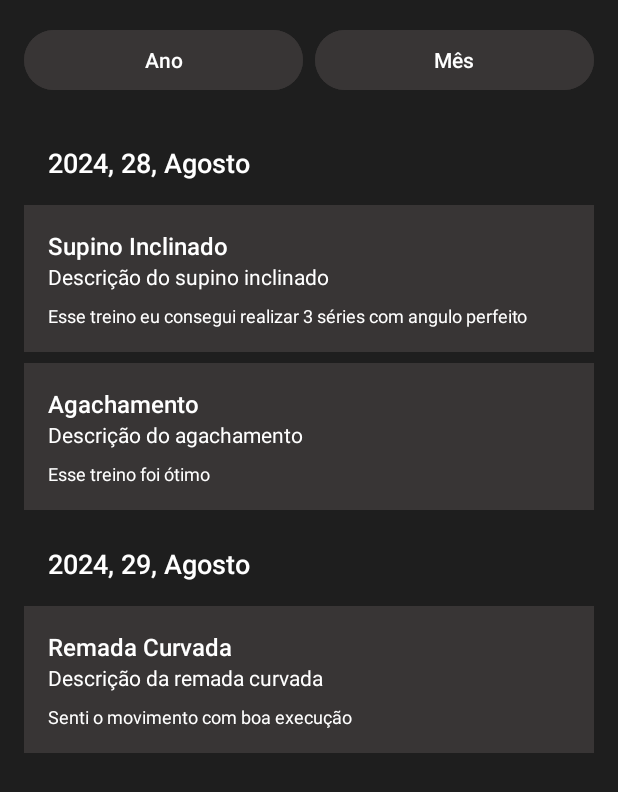
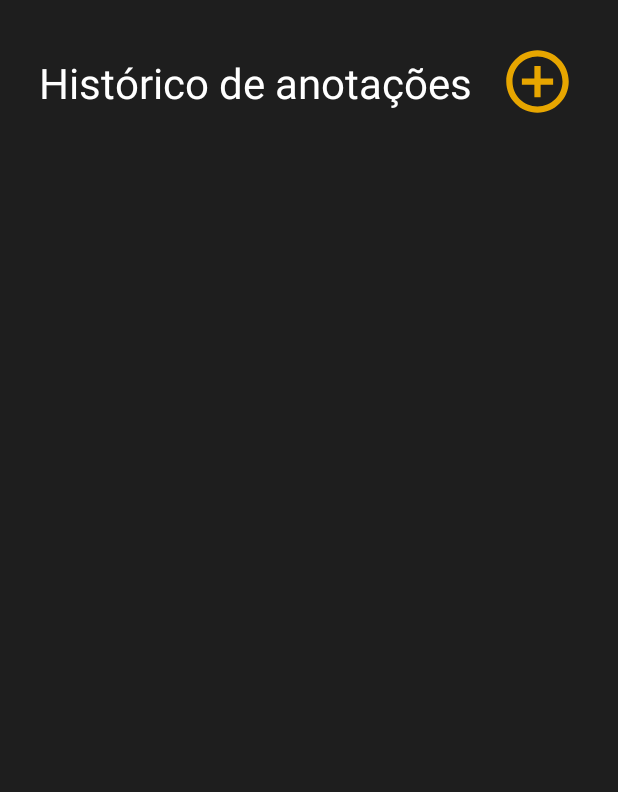
Before and after one commit to GustavinRA/Telas, an Android app: the ActivityHistoricoTreino screen opened directly, with no data from a screen before it, on a phone screen of 412 x 824 dp. Shown: the top 792 px of the screen. Run offline under Robolectric (Android 15) with nearby library versions, the phone set to English and light mode, and no system bars; Roboto replaces fonts that are not available here.

Commit message:
Adicionado calendario e anotações de treino.

```diff
--- a/app/src/main/java/com/example/telas/ActivityHistoricoTreino.java
+++ /dev/null
@@ -1,122 +0,0 @@
-package com.example.telas;
-
-import android.os.Bundle;
-import android.widget.Button;
-import android.widget.TextView;
-import androidx.appcompat.app.AlertDialog;
-import androidx.appcompat.app.AppCompatActivity;
-import androidx.recyclerview.widget.LinearLayoutManager;
-import androidx.recyclerview.widget.RecyclerView;
-
-import java.util.ArrayList;
-import java.util.Calendar;
-import java.util.List;
-
-public class ActivityHistoricoTreino extends AppCompatActivity {
-
-    private Button buttonAno, buttonMes;
-    private RecyclerView recyclerViewHistorico;
-    private HistoricoAdapter historicoAdapter;
-    private int anoSelecionado = 2024;
-    private int mesSelecionado = 8; // Agosto
-    private List<HistoricoTreino> listaTreinos = new ArrayList<>();
-
-    @Override
-    protected void onCreate(Bundle savedInstanceState) {
-        super.onCreate(savedInstanceState);
-        setContentView(R.layout.activity_historico_treino);
-
-        buttonAno = findViewById(R.id.buttonAno);
-        buttonMes = findViewById(R.id.buttonMes);
-        recyclerViewHistorico = findViewById(R.id.recyclerViewHistorico);
-
-        recyclerViewHistorico.setLayoutManager(new LinearLayoutManager(this));
-        historicoAdapter = new HistoricoAdapter(new ArrayList<>());
-        recyclerViewHistorico.setAdapter(historicoAdapter);
-
-        carregarDadosMock();
-        configurarFiltros();
-    }
-
-    private void configurarFiltros() {
-        // Filtro de Ano
-        buttonAno.setOnClickListener(v -> {
-            List<Integer> anos = getAnos();
-            String[] anosArray = new String[anos.size()];
-            for (int i = 0; i < anos.size(); i++) {
-                anosArray[i] = String.valueOf(anos.get(i));
-            }
-
-            AlertDialog.Builder builder = new AlertDialog.Builder(this);
-            builder.setTitle("Selecione o Ano")
-                    .setItems(anosArray, (dialog, which) -> {
-                        anoSelecionado = anos.get(which);
-                        buttonAno.setText(String.valueOf(anoSelecionado));
-                        atualizarListaFiltrada();
-                    })
-                    .show();
-        });
-
-        // Filtro de Mês
-        buttonMes.setOnClickListener(v -> {
-            String[] meses = {"Janeiro", "Fevereiro", "Março", "Abril", "Maio", "Junho", "Julho", "Agosto", "Setembro", "Outubro", "Novembro", "Dezembro"};
-
-            AlertDialog.Builder builder = new AlertDialog.Builder(this);
-            builder.setTitle("Selecione o Mês")
-                    .setItems(meses, (dialog, which) -> {
-                        mesSelecionado = which + 1; // Ajustando o mês, pois a lista começa em 0
-                        buttonMes.setText(meses[which]);
-                        atualizarListaFiltrada();
-                    })
-                    .show();
-        });
-    }
-
-    private List<Integer> getAnos() {
-        List<Integer> anos = new ArrayList<>();
-        int anoAtual = Calendar.getInstance().get(Calendar.YEAR);
-        int anoInicial = 2023;
-
-        for (int ano = anoInicial; ano <= anoAtual; ano++) {
-            anos.add(ano);
-        }
-        return anos;
-    }
-
-    private void atualizarListaFiltrada() {
-        // Filtrando a lista de treinos pela data selecionada (ano e mês)
-        List<Object> listaComHeaders = new ArrayList<>();
-        String dataAtual = "";
-
-        for (HistoricoTreino treino : listaTreinos) {
-            // Filtra apenas os treinos que correspondem ao ano e mês selecionados
-            if (treino.getAno() == anoSelecionado && treino.getMes() == mesSelecionado) {
-                String dataTreino = treino.getAno() + ", " + treino.getDia() + ", " + getNomeMes(treino.getMes());
-                if (!dataTreino.equals(dataAtual)) {
-                    listaComHeaders.add(dataTreino); // Adiciona o cabeçalho de data
-                    dataAtual = dataTreino;
-                }
-                listaComHeaders.add(treino); // Adiciona o treino para aquele dia
-            }
-        }
-
-        historicoAdapter.updateList(listaComHeaders);
-    }
-
-    // Método para converter mês em nome
-    private String getNomeMes(int mes) {
-        String[] meses = {"Janeiro", "Fevereiro", "Março", "Abril", "Maio", "Junho", "Julho", "Agosto", "Setembro", "Outubro", "Novembro", "Dezembro"};
-        return meses[mes - 1];
-    }
-
-    private void carregarDadosMock() {
-        // Dados mock de treinos
-        listaTreinos.add(new HistoricoTreino("Supino Inclinado", "Descrição do supino inclinado", "Esse treino eu consegui realizar 3 séries com angulo perfeito", 2024, 8, 28));
-        listaTreinos.add(new HistoricoTreino("Agachamento", "Descrição do agachamento", "Esse treino foi ótimo", 2024, 8, 28));
-        listaTreinos.add(new HistoricoTreino("Remada Curvada", "Descrição da remada curvada", "Senti o movimento com boa execução", 2024, 8, 29));
-        listaTreinos.add(new HistoricoTreino("Cadeira Extensora", "Descrição da cadeira extensora", "Treino para as pernas", 2024, 7, 15));
-
-        // Exibe todos os treinos inicialmente
-        atualizarListaFiltrada();
-    }
-}
--- /dev/null
+++ b/app/src/main/java/com/example/telas/historicoTreino/ActivityHistoricoTreino.java
@@ -0,0 +1,59 @@
+package com.example.telas.historicoTreino;
+
+import android.content.Intent;
+import android.os.Bundle;
+import android.view.View;
+import android.widget.ImageButton;
+
+import androidx.recyclerview.widget.LinearLayoutManager;
+import androidx.recyclerview.widget.RecyclerView;
+import androidx.appcompat.app.AppCompatActivity;
+
+import com.example.telas.ActivityTelaPrincipal;
+import com.example.telas.R;
+import com.example.telas.recyclerviewPesquisa.ActivityPesquisa;
+
+import java.util.ArrayList;
+import java.util.List;
+
+public class ActivityHistoricoTreino extends AppCompatActivity {
+
+    private RecyclerView recyclerViewHistorico;
+    private HistoricoAdapter historicoAdapter;
+
+    @Override
+    protected void onCreate(Bundle savedInstanceState) {
+        super.onCreate(savedInstanceState);
+        setContentView(R.layout.activity_historico_treino);
+
+
+        ImageButton botaoAnotacao = findViewById(R.id.btn_addAnotacao);
+        botaoAnotacao.setOnClickListener(new View.OnClickListener() {
+            @Override
+            public void onClick(View v) {
+                Intent intent = new Intent(ActivityHistoricoTreino.this, CriacaoRegistroTreino.class);
+                startActivity(intent);
+            }
+        });
+
+
+        recyclerViewHistorico = findViewById(R.id.recyclerViewHistorico);
+        recyclerViewHistorico.setLayoutManager(new LinearLayoutManager(this));
+
+        historicoAdapter = new HistoricoAdapter(new ArrayList<>());
+        recyclerViewHistorico.setAdapter(historicoAdapter);
+
+        // Receber dados enviados pela Activity anterior
+        String nome = getIntent().getStringExtra("nome");
+        String data = getIntent().getStringExtra("data");
+        String anotacao = getIntent().getStringExtra("anotacao");
+
+        if (nome != null && data != null && anotacao != null) {
+            // Criar um único item de treino e exibir
+            List<Object> listaTreinos = new ArrayList<>();
+            listaTreinos.add(data); // Cabeçalho de Data
+            listaTreinos.add(new HistoricoTreino(nome, "Treino cadastrado", anotacao, 2024, 8, 28));
+            historicoAdapter.updateList(listaTreinos);
+        }
+    }
+}
--- a/app/src/main/java/com/example/telas/HistoricoAdapter.java
+++ b/app/src/main/java/com/example/telas/historicoTreino/HistoricoAdapter.java
@@ -1,11 +1,12 @@
-package com.example.telas;
+package com.example.telas.historicoTreino;
 
 import android.view.LayoutInflater;
 import android.view.View;
 import android.view.ViewGroup;
 import android.widget.TextView;
+import androidx.recyclerview.widget.RecyclerView;
 
-import androidx.recyclerview.widget.RecyclerView;
+import com.example.telas.R;
 
 import java.util.List;
 
@@ -13,26 +14,24 @@ public class HistoricoAdapter extends RecyclerView.Adapter<RecyclerView.ViewHold
 
     private List<Object> listaTreinosComHeaders;
 
-    // Construtor que recebe a lista com os itens (treinos + cabeçalhos de data)
     public HistoricoAdapter(List<Object> listaTreinosComHeaders) {
         this.listaTreinosComHeaders = listaTreinosComHeaders;
     }
 
     @Override
     public int getItemViewType(int position) {
-        // Se o item for uma String, trata-se de um cabeçalho (data)
         if (listaTreinosComHeaders.get(position) instanceof String) {
-            return 0; // Cabeçalho de data
+            return 0; // Cabeçalho de Data
         }
-        return 1; // Item de treino
+        return 1; // Item de Treino
     }
 
     @Override
     public RecyclerView.ViewHolder onCreateViewHolder(ViewGroup parent, int viewType) {
-        if (viewType == 0) { // Cabeçalho de data
+        if (viewType == 0) {
             View view = LayoutInflater.from(parent.getContext()).inflate(R.layout.item_data_header, parent, false);
             return new HeaderViewHolder(view);
-        } else { // Item de treino
+        } else {
             View view = LayoutInflater.from(parent.getContext()).inflate(R.layout.item_historico, parent, false);
             return new TreinoViewHolder(view);
         }
@@ -41,14 +40,11 @@ public class HistoricoAdapter extends RecyclerView.Adapter<RecyclerView.ViewHold
     @Override
     public void onBindViewHolder(RecyclerView.ViewHolder holder, int position) {
         if (holder instanceof HeaderViewHolder) {
-            // Cabeçalho de data
             String data = (String) listaTreinosComHeaders.get(position);
             ((HeaderViewHolder) holder).textViewData.setText(data);
         } else if (holder instanceof TreinoViewHolder) {
-            // Item de treino
             HistoricoTreino treino = (HistoricoTreino) listaTreinosComHeaders.get(position);
             ((TreinoViewHolder) holder).textViewNome.setText(treino.getNome());
-            ((TreinoViewHolder) holder).textViewDescricao.setText(treino.getDescricao());
             ((TreinoViewHolder) holder).textViewAnotacao.setText(treino.getAnotacao());
         }
     }
@@ -63,7 +59,6 @@ public class HistoricoAdapter extends RecyclerView.Adapter<RecyclerView.ViewHold
         notifyDataSetChanged();
     }
 
-    // ViewHolder para o cabeçalho (data)
     public static class HeaderViewHolder extends RecyclerView.ViewHolder {
         TextView textViewData;
 
@@ -73,14 +68,12 @@ public class HistoricoAdapter extends RecyclerView.Adapter<RecyclerView.ViewHold
         }
     }
 
-    // ViewHolder para o item de treino
     public static class TreinoViewHolder extends RecyclerView.ViewHolder {
         TextView textViewNome, textViewDescricao, textViewAnotacao;
 
         public TreinoViewHolder(View itemView) {
             super(itemView);
             textViewNome = itemView.findViewById(R.id.textViewNome);
-            textViewDescricao = itemView.findViewById(R.id.textViewDescricao);
             textViewAnotacao = itemView.findViewById(R.id.textViewAnotacao);
         }
     }
--- a/app/src/main/java/com/example/telas/HistoricoTreino.java
+++ b/app/src/main/java/com/example/telas/historicoTreino/HistoricoTreino.java
@@ -1,4 +1,4 @@
-package com.example.telas;
+package com.example.telas.historicoTreino;
 
 public class HistoricoTreino {
 
--- /dev/null
+++ b/app/src/main/res/drawable/input_background.xml
@@ -0,0 +1,6 @@
+<?xml version="1.0" encoding="utf-8"?>
+<shape xmlns:android="http://schemas.android.com/apk/res/android">
+    <solid android:color="#FFFFFF" />
+    <stroke android:width="1dp" android:color="#DDDDDD" />
+    <corners android:radius="8dp" />
+</shape>
--- a/app/src/main/res/layout/activity_historico_treino.xml
+++ b/app/src/main/res/layout/activity_historico_treino.xml
@@ -12,29 +12,26 @@
         android:background="@color/dark_background">
 
         <LinearLayout
-            android:layout_width="match_parent"
+            android:layout_width="wrap_content"
             android:layout_height="wrap_content"
-            android:orientation="horizontal"
-            android:gravity="center">
+            android:orientation="horizontal">
+            <TextView
+                android:layout_width="wrap_content"
+                android:layout_height="wrap_content"
+                android:layout_marginStart="10dp"
+                android:layout_marginTop="20dp"
+                android:text="Histórico de anotações"
+                android:textColor="@color/white"
+                android:textSize="28sp" />
 
-            <Button
-                android:id="@+id/buttonAno"
-                android:layout_width="0dp"
-                android:layout_height="wrap_content"
-                android:layout_weight="1"
-                android:backgroundTint="@color/item"
-                android:text="Ano"
-                android:textColor="@color/white" />
-
-            <Button
-                android:id="@+id/buttonMes"
-                android:layout_width="0dp"
-                android:layout_height="wrap_content"
-                android:layout_weight="1"
-                android:backgroundTint="@color/item"
-                android:text="Mês"
-                android:textColor="@color/white"
-                android:layout_marginStart="8dp" />
+            <ImageButton
+                android:id="@+id/btn_addAnotacao"
+                android:layout_width="80dp"
+                android:layout_height="56dp"
+                android:layout_marginStart="3dp"
+                android:layout_marginTop="10dp"
+                android:background="@android:color/transparent"
+                android:src="@drawable/baseline_add_circle_outline_24" />
         </LinearLayout>
 
         <androidx.recyclerview.widget.RecyclerView
--- a/app/src/main/res/layout/activity_user.xml
+++ b/app/src/main/res/layout/activity_user.xml
@@ -5,7 +5,7 @@
     android:layout_width="match_parent"
     android:layout_height="match_parent"
     android:background="@color/background_color"
-    tools:context=".ActivityUser">
+    tools:context=".user.ActivityUser">
 
 
     <ScrollView
--- a/app/src/main/res/layout/item_historico.xml
+++ b/app/src/main/res/layout/item_historico.xml
@@ -1,35 +1,39 @@
 <?xml version="1.0" encoding="utf-8"?>
-<LinearLayout xmlns:android="http://schemas.android.com/apk/res/android"
+<androidx.cardview.widget.CardView xmlns:android="http://schemas.android.com/apk/res/android"
+    xmlns:app="http://schemas.android.com/apk/res-auto"
+    android:layout_width="match_parent"
+    android:layout_height="wrap_content"
+    android:layout_marginBottom="12dp"
+    android:layout_marginHorizontal="8dp"
+    app:cardCornerRadius="12dp"
+    app:cardElevation="6dp"
+    app:cardBackgroundColor="@color/item">
+
+    <LinearLayout
         android:layout_width="match_parent"
         android:layout_height="wrap_content"
         android:orientation="vertical"
-    android:layout_marginBottom="7dp"
-    android:padding="16dp"
-    android:background="@color/item" >
+        android:padding="16dp">
 
+        <!-- Nome do Treino -->
         <TextView
             android:id="@+id/textViewNome"
             android:layout_width="wrap_content"
             android:layout_height="wrap_content"
             android:text="Nome do Treino"
             android:textSize="16sp"
-        android:textColor="@color/white"
+            android:textColor="@color/amarelo"
             android:fontFamily="sans-serif-medium"/>
 
-    <TextView
-        android:id="@+id/textViewDescricao"
-        android:layout_width="wrap_content"
-        android:layout_height="wrap_content"
-        android:text="Descrição do Treino"
-        android:textSize="14sp"
-        android:textColor="@color/white" />
-
+        <!-- Anotações do Treino -->
         <TextView
             android:id="@+id/textViewAnotacao"
             android:layout_width="wrap_content"
             android:layout_height="wrap_content"
             android:text="Anotações do Treino"
-        android:textSize="12sp"
+            android:textSize="14sp"
             android:textColor="@color/white"
             android:layout_marginTop="8dp"/>
+
     </LinearLayout>
+</androidx.cardview.widget.CardView>
```
Also changed, not shown: app/src/main/AndroidManifest.xml (+7 -2 lines), app/src/main/java/com/example/telas/ActivityTelaPrincipal.java (+149 -3 lines), app/src/main/java/com/example/telas/calendario/DialogSpinner.java (added, +52 -0 lines), app/src/main/java/com/example/telas/historicoTreino/CriacaoRegistroTreino.java (added, +62 -0 lines), app/src/main/java/com/example/telas/user/ActivityUser.java (renamed from app/src/main/java/com/example/telas/ActivityUser.java, +5 -7 lines), app/src/main/res/layout/activity_criacao_registro_treino.xml (added, +92 -0 lines), app/src/main/res/layout/activity_tela_principal.xml (+39 -0 lines), app/src/main/res/layout/dialog_train_selection.xml (added, +22 -0 lines), app/src/main/res/layout/item_data_header.xml (line endings or trailing spaces). Lines whose indentation alone changed are shown as unchanged.
